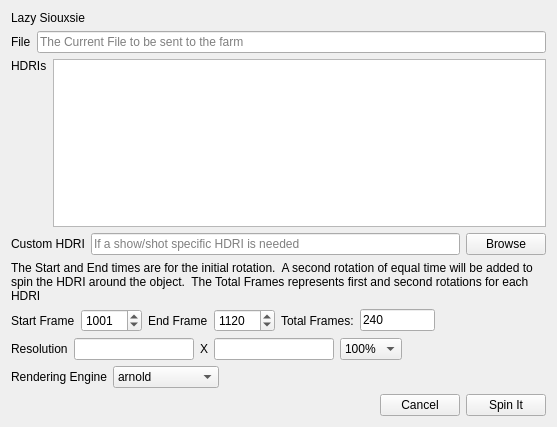
First picture: the form in v1.0.0/python/lazy_siouxsie/ui/lazy_siouxsie_ui.ui, repository SleepDeprivedVFX/lazy_siouxsie, before the edit.
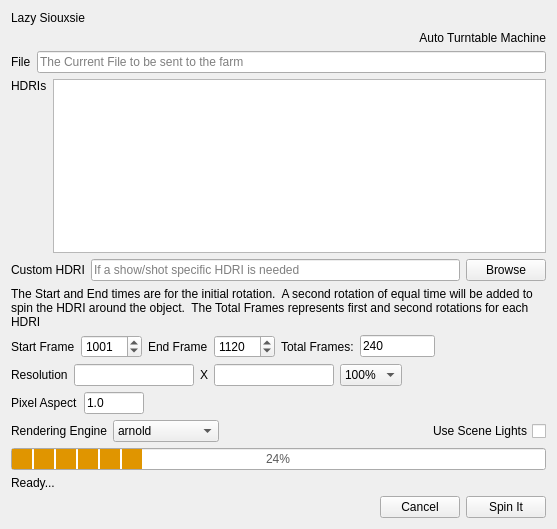
Second picture: the form after the edit.

Commit message: Setting up siouxsie to run a proper worker thread with progress bar

What changed in the file:
```diff
--- a/v1.0.0/python/lazy_siouxsie/ui/lazy_siouxsie_ui.ui
+++ b/v1.0.0/python/lazy_siouxsie/ui/lazy_siouxsie_ui.ui
@@ -7,13 +7,13 @@
     <x>0</x>
     <y>0</y>
     <width>557</width>
-    <height>427</height>
+    <height>529</height>
    </rect>
   </property>
   <property name="windowTitle">
    <string>Lazy Siouzsie</string>
   </property>
-  <layout class="QVBoxLayout" name="verticalLayout">
+  <layout class="QVBoxLayout" name="verticalLayout_2">
    <item>
     <widget class="QLabel" name="title">
      <property name="text">
@@ -21,6 +21,19 @@
      </property>
     </widget>
    </item>
+   <item>
+    <widget class="QLabel" name="label">
+     <property name="styleSheet">
+      <string notr="true">font: 75 italic 10pt &quot;MS Shell Dlg 2&quot;;</string>
+     </property>
+     <property name="text">
+      <string>Auto Turntable Machine</string>
+     </property>
+     <property name="alignment">
+      <set>Qt::AlignRight|Qt::AlignTrailing|Qt::AlignVCenter</set>
+     </property>
+    </widget>
+   </item>
    <item>
     <layout class="QHBoxLayout" name="horizontalLayout_5">
      <item>
@@ -269,6 +282,43 @@
      </item>
     </layout>
    </item>
+   <item>
+    <layout class="QHBoxLayout" name="horizontalLayout_8">
+     <item>
+      <widget class="QLabel" name="pixel_aspect_label">
+       <property name="text">
+        <string>Pixel Aspect</string>
+       </property>
+      </widget>
+     </item>
+     <item>
+      <widget class="QLineEdit" name="pixel_aspect">
+       <property name="maximumSize">
+        <size>
+         <width>60</width>
+         <height>16777215</height>
+        </size>
+       </property>
+       <property name="text">
+        <string>1.0</string>
+       </property>
+      </widget>
+     </item>
+     <item>
+      <spacer name="horizontalSpacer_5">
+       <property name="orientation">
+        <enum>Qt::Horizontal</enum>
+       </property>
+       <property name="sizeHint" stdset="0">
+        <size>
+         <width>40</width>
+         <height>20</height>
+        </size>
+       </property>
+      </spacer>
+     </item>
+    </layout>
+   </item>
    <item>
     <layout class="QHBoxLayout" name="horizontalLayout_7">
      <item>
@@ -319,6 +369,46 @@
         </size>
        </property>
       </spacer>
+     </item>
+     <item>
+      <widget class="QCheckBox" name="scene_lights">
+       <property name="layoutDirection">
+        <enum>Qt::RightToLeft</enum>
+       </property>
+       <property name="text">
+        <string>Use Scene Lights</string>
+       </property>
+      </widget>
+     </item>
+    </layout>
+   </item>
+   <item>
+    <layout class="QVBoxLayout" name="verticalLayout">
+     <item>
+      <widget class="QProgressBar" name="build_progress">
+       <property name="styleSheet">
+        <string notr="true">QProgressBar {
+    text-align: center;
+	color: rgb(90, 90, 90);
+}
+
+QProgressBar::chunk {
+    background-color: rgb(224, 149, 0);
+    width: 20px;
+	margin: 1px;
+}</string>
+       </property>
+       <property name="value">
+        <number>24</number>
+       </property>
+      </widget>
+     </item>
+     <item>
+      <widget class="QLabel" name="status_label">
+       <property name="text">
+        <string>Ready...</string>
+       </property>
+      </widget>
      </item>
     </layout>
    </item>
```
Left out of the diff: 3 changed lines with no effect on the pictures. The commit also changes 3 other files.
